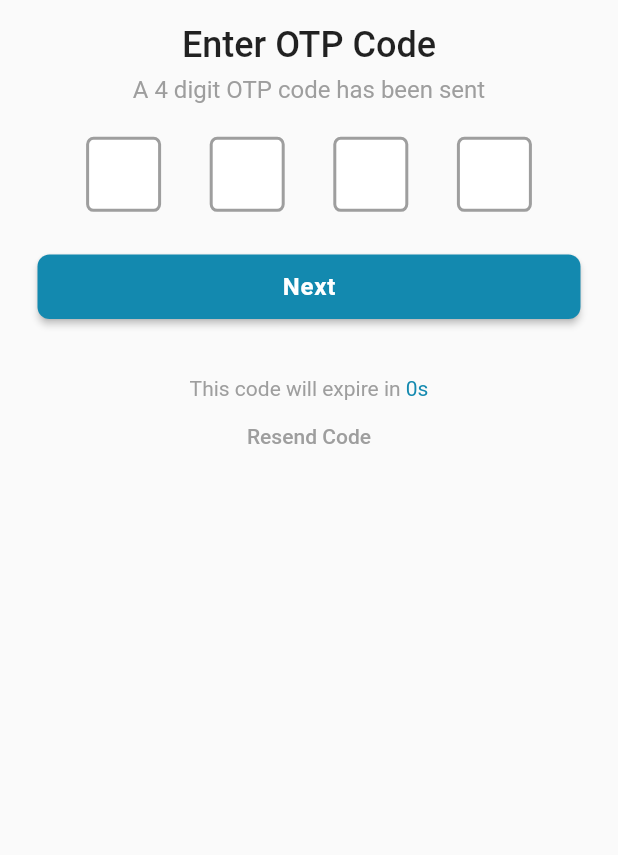
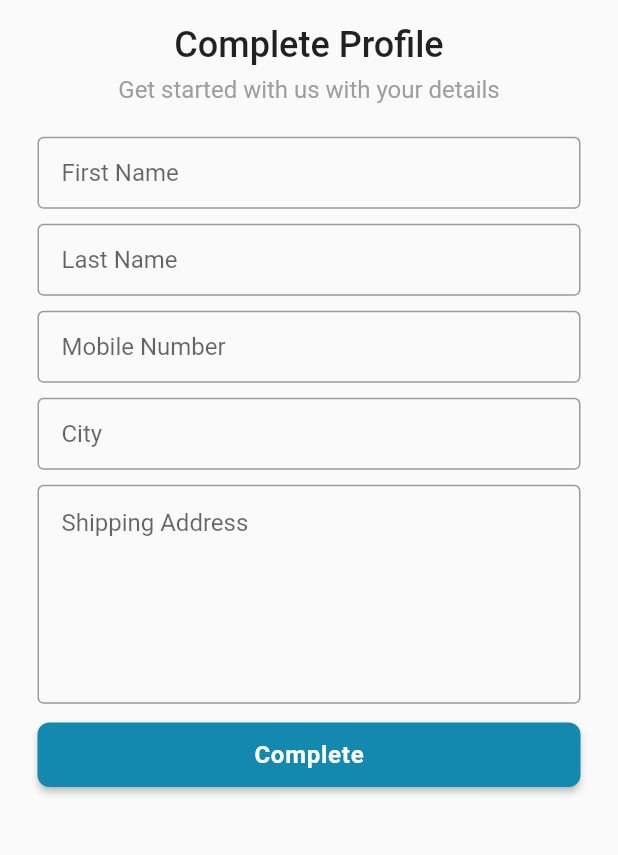
Before and after one commit to firose-munna/CraftyBay, a Flutter app: the otpVerificationScreen screen opened directly, after a tap on "Next", on a phone screen of 412 x 824 dp, the part 315-1170 px from its top. Run offline on Flutter 3.47's test engine with Material 2 defaults, Android fonts, the light colour scheme and no system bars; drawn by our look-alikes of pin_code_fields; our stand-ins replace flutter_svg, get.

Commit message:
complete profile screen added

```diff
--- /dev/null
+++ b/lib/presentation/ui/screens/auth/complete_profile_screen.dart
@@ -0,0 +1,126 @@
+import 'package:craftybay/presentation/ui/screens/auth/otp_verification_screen.dart';
+import 'package:craftybay/presentation/ui/utility/image_paths.dart';
+import 'package:flutter/material.dart';
+import 'package:flutter_svg/svg.dart';
+import 'package:get/get.dart';
+
+
+class completeProfileScreen extends StatefulWidget {
+  const completeProfileScreen({super.key});
+
+  @override
+  State<completeProfileScreen> createState() => _completeProfileScreenState();
+}
+
+class _completeProfileScreenState extends State<completeProfileScreen> {
+
+  final GlobalKey<FormState> _formkey = GlobalKey<FormState>();
+  @override
+  Widget build(BuildContext context) {
+    return  SafeArea(
+      child: Scaffold(
+        body: Padding(
+          padding: const EdgeInsets.all(25.0),
+          child: SingleChildScrollView(
+            child: Center(
+              child: Form(
+                key: _formkey,
+                child: Column(
+                  children: [
+
+                    const SizedBox(height: 80,),
+                    SvgPicture.asset(ImagePaths.craftyBayLogoSVG, width:  100,),
+                    const SizedBox(height: 16,),
+                    Text("Complete Profile", style: Theme.of(context).textTheme.titleLarge?.copyWith(
+                      fontSize: 24,
+                    ),),
+                    const SizedBox(height: 6,),
+                    Text("Get started with us with your details", style: Theme.of(context).textTheme.titleMedium?.copyWith(
+                        color: Colors.grey
+                    ),),
+                    const SizedBox(height: 22,),
+                    TextFormField(
+                      decoration: const InputDecoration(
+                          hintText: "First Name"
+                      ),
+                      validator: (String? value){
+                        if((value?.isEmpty?? true) || value!.length <= 5){
+                          return "*Enter First Name";
+                        }
+                        return null;
+                      },
+                    ),
+                    const SizedBox(height: 10,),
+                    TextFormField(
+                      decoration: const InputDecoration(
+                          hintText: "Last Name"
+                      ),
+                      validator: (String? value){
+                        if((value?.isEmpty?? true) || value!.length <= 5){
+                          return "*Enter Last Name";
+                        }
+                        return null;
+                      },
+                    ),
+                    const SizedBox(height: 10,),
+                    TextFormField(
+                      decoration: const InputDecoration(
+                          hintText: "Mobile Number"
+                      ),
+                      validator: (String? value){
+                        if((value?.isEmpty?? true) || value!.length <= 5){
+                          return "*Enter Mobile Number";
+                        }
+                        return null;
+                      },
+                    ),
+                    const SizedBox(height: 10,),
+                    TextFormField(
+                      decoration: const InputDecoration(
+                          hintText: "City"
+                      ),
+                      validator: (String? value){
+                        if((value?.isEmpty?? true) || value!.length <= 5){
+                          return "*Enter City";
+                        }
+                        return null;
+                      },
+                    ),
+                    const SizedBox(height: 10,),
+                    TextFormField(
+                      maxLines: 6,
+                      decoration: const InputDecoration(
+                        contentPadding: EdgeInsets.symmetric(vertical: 16, horizontal:  16),
+                          hintText: "Shipping Address"
+                      ),
+                      validator: (String? value){
+                        if((value?.isEmpty?? true) || value!.length <= 5){
+                          return "*Enter Shipping Address";
+                        }
+                        return null;
+                      },
+
+                    ),
+                    const SizedBox(height: 10,),
+                    SizedBox(
+                      width: double.infinity,
+                      child: ElevatedButton(
+                        onPressed: (){
+                          if(!_formkey.currentState!.validate()){
+                            return;
+                          }
+                          Get.to(const otpVerificationScreen());
+
+                        }, child: const Text("Complete"),
+                      ),
+                    )
+                  ],
+                ),
+              ),
+            ),
+          ),
+        ),
+      ),
+    );
+  }
+}
--- a/lib/presentation/ui/screens/auth/email_verification_screen.dart
+++ b/lib/presentation/ui/screens/auth/email_verification_screen.dart
@@ -13,6 +13,9 @@ class emailVerificationScreen extends StatefulWidget {
 }
 
 class _emailVerificationScreenState extends State<emailVerificationScreen> {
+
+  final GlobalKey<FormState> _formkey = GlobalKey<FormState>();
+
   @override
   Widget build(BuildContext context) {
     return  SafeArea(
@@ -20,6 +23,8 @@ class _emailVerificationScreenState extends State<emailVerificationScreen> {
         body: Padding(
           padding: const EdgeInsets.all(25.0),
           child: Center(
+            child: Form(
+              key: _formkey,
               child: Column(
                 children: [
 
@@ -38,14 +43,25 @@ class _emailVerificationScreenState extends State<emailVerificationScreen> {
                     decoration: const InputDecoration(
                       hintText: "Email"
                     ),
+                    validator: (String? value){
+                      if((value?.isEmpty?? true) || value!.length <= 5){
+                        return "*Enter valid email";
+                      }
+                      return null;
+                    },
                   ),
                   const SizedBox(height: 10,),
                   SizedBox(
                     width: double.infinity,
                     child: ElevatedButton(
-                      onPressed: (){
+
+                      onPressed: () {
+                        if(!_formkey.currentState!.validate()){
+                          return;
+                        }
                         Get.to(const otpVerificationScreen());
-                      }, child: const Text("Next"),
+                      },
+                      child: const Text("Next"),
                     ),
                   )
                 ],
@@ -53,6 +69,7 @@ class _emailVerificationScreenState extends State<emailVerificationScreen> {
             ),
           ),
         ),
+      ),
     );
   }
 }
--- a/lib/presentation/ui/screens/auth/otp_verification_screen.dart
+++ b/lib/presentation/ui/screens/auth/otp_verification_screen.dart
@@ -1,9 +1,11 @@
 import 'dart:async';
 
+import 'package:craftybay/presentation/ui/screens/auth/complete_profile_screen.dart';
 import 'package:craftybay/presentation/ui/utility/color_palette.dart';
 import 'package:craftybay/presentation/ui/utility/image_paths.dart';
 import 'package:flutter/material.dart';
 import 'package:flutter_svg/svg.dart';
+import 'package:get/get.dart';
 import 'package:pin_code_fields/pin_code_fields.dart';
 
 class otpVerificationScreen extends StatefulWidget {
@@ -14,14 +16,20 @@ class otpVerificationScreen extends StatefulWidget {
 }
 
 class _otpVerificationScreenState extends State<otpVerificationScreen> {
+  late Timer _timer;
 
-  int seconds =0;
+  int seconds =120;
 
   @override
   void initState() {
     // TODO: implement initState
     super.initState();
     otpTimer();
+  }
+  @override
+  void dispose() {
+    _timer.cancel();
+    super.dispose();
   }
 
   @override
@@ -96,7 +104,9 @@ class _otpVerificationScreenState extends State<otpVerificationScreen> {
                   SizedBox(
                     width: double.infinity,
                     child: ElevatedButton(
-                      onPressed: () {},
+                      onPressed: () {
+                        Get.offAll(const completeProfileScreen());
+                      },
                       child: const Text("Next"),
                     ),
                   ),
@@ -130,12 +140,15 @@ class _otpVerificationScreenState extends State<otpVerificationScreen> {
   }
 
   void otpTimer() {
-    Timer.periodic(const Duration(seconds: 1), (timer) async {
-      seconds++;
+    _timer = Timer.periodic(const Duration(seconds: 1), (timer) async {
+      seconds--;
+      setState(() {
 
-      if(seconds== 120){
-        timer.cancel();
-        seconds =0;
+      });
+
+      if(seconds== 0){
+        _timer.cancel();
+        seconds =120;
       }
     });
   }
```
Lines whose indentation alone changed are shown as unchanged.
